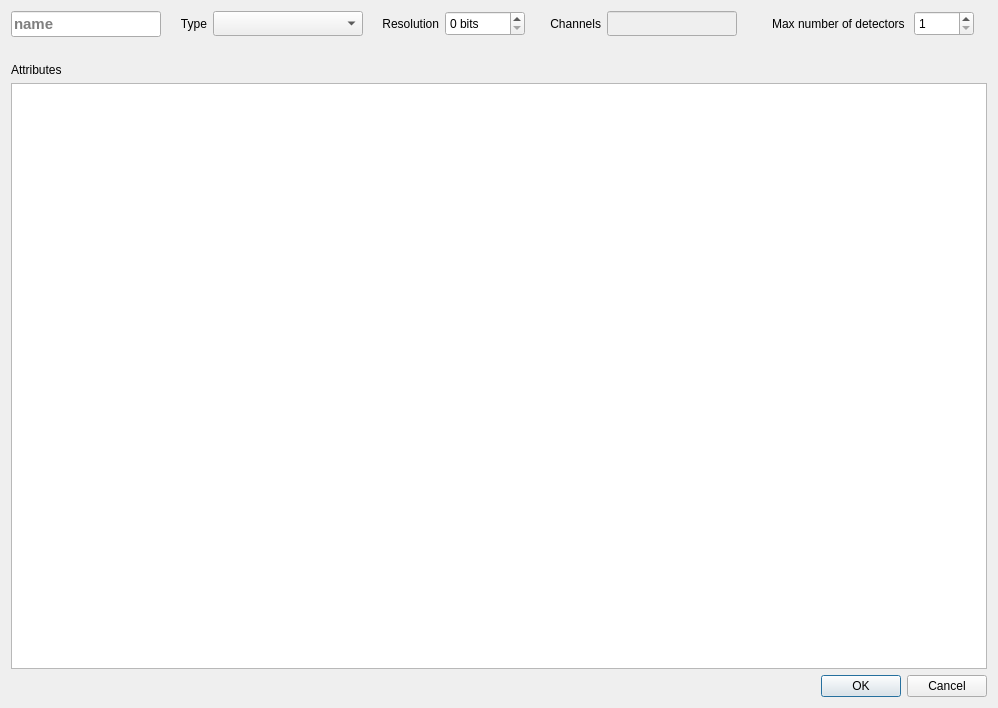
First picture: the form in gui/daq/dialog_spectrum_template.ui, repository usnistgov/qpx-gamma, before the edit.
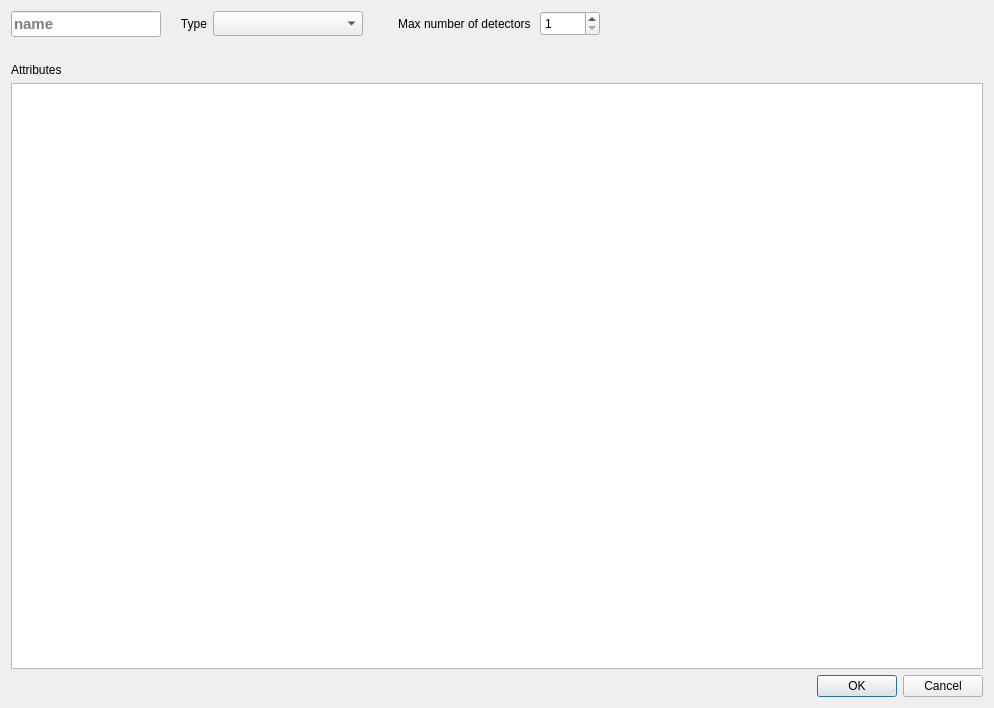
Second picture: the form after the edit. Icons and pictures are not drawn.

Commit message: sink resolution is now a generic setting

Patch:
```diff
--- a/gui/daq/dialog_spectrum_template.ui
+++ b/gui/daq/dialog_spectrum_template.ui
@@ -148,103 +148,6 @@
         </property>
        </widget>
       </item>
-      <item>
-       <widget class="QLabel" name="label_3">
-        <property name="minimumSize">
-         <size>
-          <width>70</width>
-          <height>25</height>
-         </size>
-        </property>
-        <property name="maximumSize">
-         <size>
-          <width>70</width>
-          <height>16777215</height>
-         </size>
-        </property>
-        <property name="text">
-         <string>Resolution</string>
-        </property>
-        <property name="alignment">
-         <set>Qt::AlignRight|Qt::AlignTrailing|Qt::AlignVCenter</set>
-        </property>
-       </widget>
-      </item>
-      <item>
-       <widget class="QSpinBox" name="spinBits">
-        <property name="sizePolicy">
-         <sizepolicy hsizetype="Maximum" vsizetype="Fixed">
-          <horstretch>0</horstretch>
-          <verstretch>0</verstretch>
-         </sizepolicy>
-        </property>
-        <property name="minimumSize">
-         <size>
-          <width>80</width>
-          <height>25</height>
-         </size>
-        </property>
-        <property name="maximumSize">
-         <size>
-          <width>80</width>
-          <height>16777215</height>
-         </size>
-        </property>
-        <property name="suffix">
-         <string> bits</string>
-        </property>
-        <property name="maximum">
-         <number>16</number>
-        </property>
-       </widget>
-      </item>
-      <item>
-       <widget class="QLabel" name="label_7">
-        <property name="minimumSize">
-         <size>
-          <width>70</width>
-          <height>25</height>
-         </size>
-        </property>
-        <property name="maximumSize">
-         <size>
-          <width>70</width>
-          <height>16777215</height>
-         </size>
-        </property>
-        <property name="text">
-         <string>Channels</string>
-        </property>
-        <property name="alignment">
-         <set>Qt::AlignRight|Qt::AlignTrailing|Qt::AlignVCenter</set>
-        </property>
-       </widget>
-      </item>
-      <item>
-       <widget class="QLineEdit" name="lineChannels">
-        <property name="enabled">
-         <bool>false</bool>
-        </property>
-        <property name="sizePolicy">
-         <sizepolicy hsizetype="Maximum" vsizetype="Fixed">
-          <horstretch>0</horstretch>
-          <verstretch>0</verstretch>
-         </sizepolicy>
-        </property>
-        <property name="minimumSize">
-         <size>
-          <width>130</width>
-          <height>25</height>
-         </size>
-        </property>
-        <property name="maximumSize">
-         <size>
-          <width>130</width>
-          <height>16777215</height>
-         </size>
-        </property>
-       </widget>
-      </item>
       <item>
        <widget class="QLabel" name="label_9">
         <property name="minimumSize">
```
Left out of the diff: 4 changed lines with no effect on the pictures. The commit also changes 36 other files.
